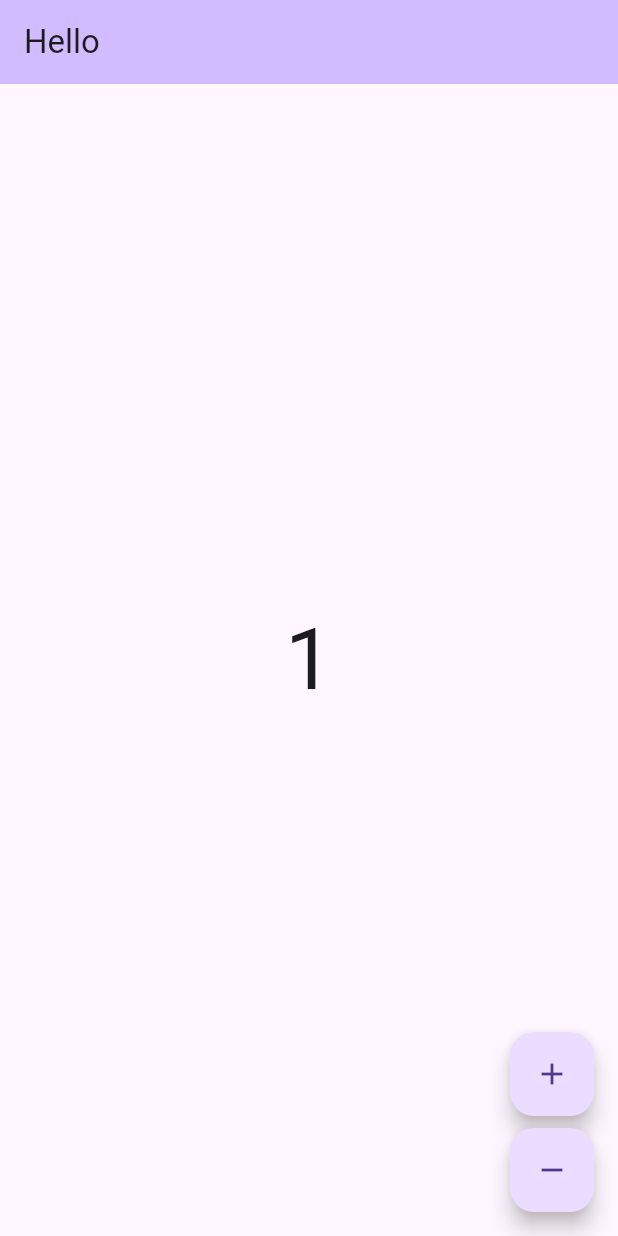
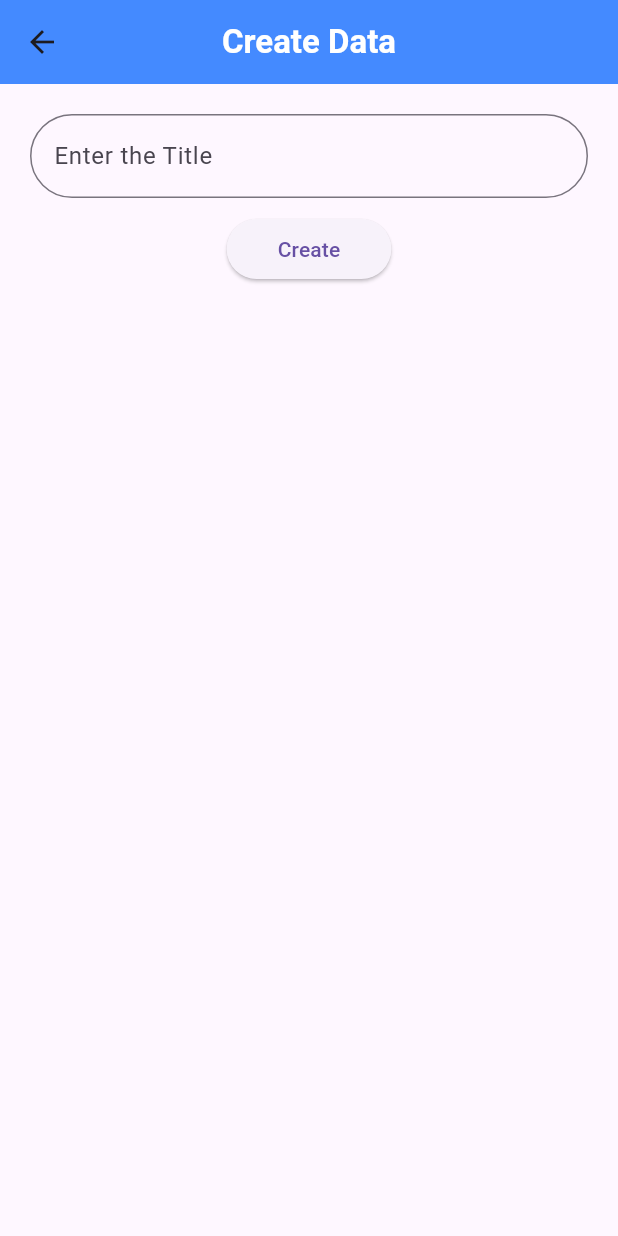
Before and after one commit to antonPalmFolkmann/supabase_riverpod, a Flutter app: the screen it shows after launch, after a tap on the "add" icon, on a phone screen of 412 x 824 dp. Run offline on Flutter 3.47's test engine with Material 3 defaults, Android fonts, the phone set to English and light mode, and no system bars; our stand-ins replace flutter_dotenv, flutter_riverpod, supabase_flutter; accounts and stored records are empty.

Commit message:
Generate pages

```diff
--- a/l10n.yaml
+++ /dev/null
@@ -1,4 +0,0 @@
-arb-dir: lib/l10n/arb
-template-arb-file: app_en.arb
-output-localization-file: app_localizations.dart
-nullable-getter: false
--- a/lib/app/view/app.dart
+++ b/lib/app/view/app.dart
@@ -1,5 +1,5 @@
 import 'package:flutter/material.dart';
-import 'package:supabase_riverpod/counter/view/counter_page.dart';
+import 'package:supabase_riverpod/app/view/home_page.dart';
 
 class App extends StatelessWidget {
   const App({super.key});
@@ -13,7 +13,7 @@ class App extends StatelessWidget {
         ),
         useMaterial3: true,
       ),
-      home: const CounterPage(),
+      home: const HomePage(),
     );
   }
 }
--- /dev/null
+++ b/lib/app/view/create_page.dart
@@ -0,0 +1,55 @@
+import 'package:flutter/material.dart';
+
+class CreatePage extends StatefulWidget {
+  const CreatePage({super.key});
+
+  @override
+  State<CreatePage> createState() => _CreatePageState();
+}
+
+class _CreatePageState extends State<CreatePage> {
+  TextEditingController titleController = TextEditingController();
+  bool isLoading = false;
+  @override
+  Widget build(BuildContext context) {
+    return Scaffold(
+      appBar: AppBar(
+        centerTitle: true,
+        backgroundColor: Colors.blueAccent,
+        leading: IconButton(
+          icon: const Icon(Icons.arrow_back),
+          onPressed: () {},
+        ),
+        title: const Text(
+          'Create Data',
+          style: TextStyle(color: Colors.white, fontWeight: FontWeight.bold),
+        ),
+      ),
+      body: Padding(
+        padding: const EdgeInsets.all(20),
+        child: Column(
+          children: [
+            TextField(
+              controller: titleController,
+              decoration: const InputDecoration(
+                hintText: 'Enter the Title',
+                border: OutlineInputBorder(
+                    borderRadius: BorderRadius.all(Radius.circular(50)),),
+              ),
+            ),
+            const SizedBox(height: 10),
+            if (isLoading) const Center(
+                    child: CircularProgressIndicator(),
+                  ) else ElevatedButton(
+              onPressed: () {},
+              child: const Padding(
+                padding: EdgeInsets.all(10),
+                child: Text('Create'),
+              ),
+            ),
+          ],
+        ),
+      ),
+    );
+  }
+}
--- /dev/null
+++ b/lib/app/view/home_page.dart
@@ -0,0 +1,64 @@
+import 'package:flutter/material.dart';
+import 'package:supabase_flutter/supabase_flutter.dart';
+import 'package:supabase_riverpod/app/view/create_page.dart';
+import 'package:supabase_riverpod/app/view/edit_page.dart';
+
+class HomePage extends StatefulWidget {
+  const HomePage({super.key});
+
+  @override
+  State<HomePage> createState() => _HomePageState();
+}
+
+class _HomePageState extends State<HomePage> {
+  final SupabaseClient supabase = Supabase.instance.client;
+  @override
+  Widget build(BuildContext context) {
+    return Scaffold(
+      appBar: AppBar(
+        centerTitle: true,
+        backgroundColor: Colors.blueAccent,
+        title: const Text(
+          'Supabase CRUD',
+          style: TextStyle(color: Colors.white, fontWeight: FontWeight.bold),
+        ),
+        actions: [
+          IconButton(
+            onPressed: () async {
+              await supabase.auth.signOut();
+            },
+            icon: const Icon(Icons.logout),
+          ),
+        ],
+      ),
+      body: ListView.builder(
+        itemCount: 5,
+        itemBuilder: (context, index) {
+          String data = 'Dummy Data $index';
+          return ListTile(
+            title: Text(data),
+            trailing: IconButton(
+              onPressed: () {
+                Navigator.push(
+                    context,
+                    MaterialPageRoute(
+                        builder: (context) => EditPage(data, index),),);
+              },
+              icon: const Icon(
+                Icons.edit,
+                color: Colors.red,
+              ),
+            ),
+          );
+        },
+      ),
+      floatingActionButton: FloatingActionButton(
+        child: const Icon(Icons.add),
+        onPressed: () {
+          Navigator.push(context,
+              MaterialPageRoute(builder: (context) => const CreatePage()),);
+        },
+      ),
+    );
+  }
+}
--- a/pubspec.yaml
+++ b/pubspec.yaml
@@ -7,8 +7,6 @@ environment:
   sdk: ^3.5.0
 
 dependencies:
-  brick_offline_first_with_supabase: ^2.0.0
-  brick_offline_first_with_supabase_build: ^2.0.0
   brick_sqlite: ^4.0.1
   flutter:
     sdk: flutter
```
Also changed, not shown: lib/app/view/edit_page.dart (added, +86 -0 lines), pubspec.lock.
